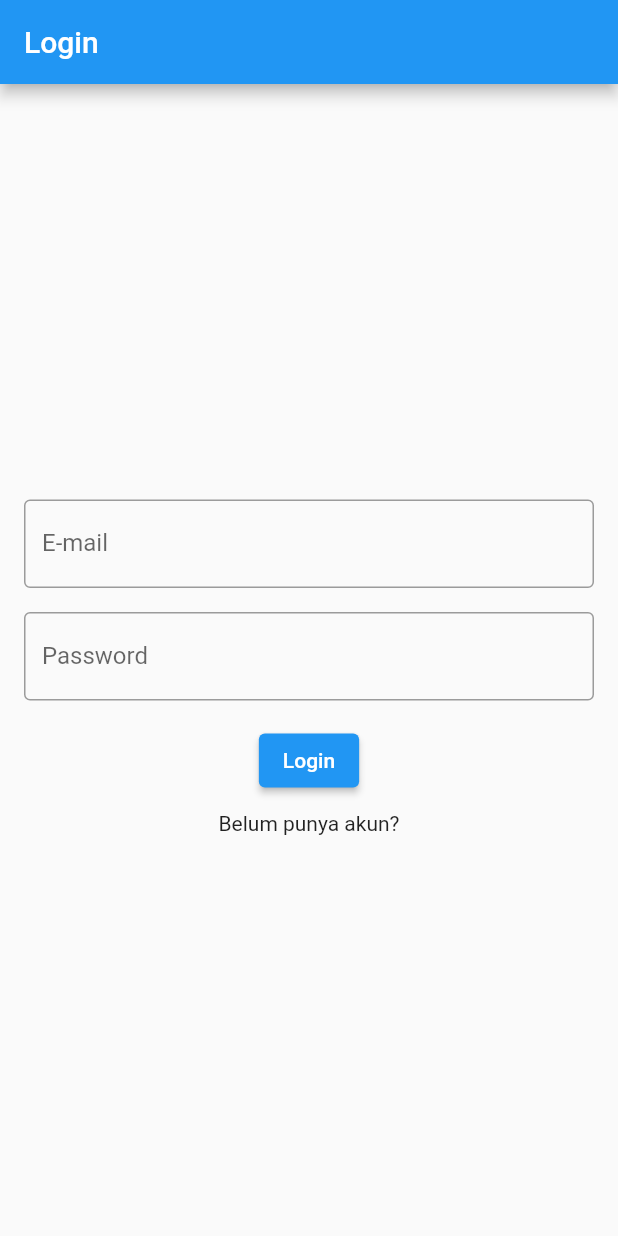
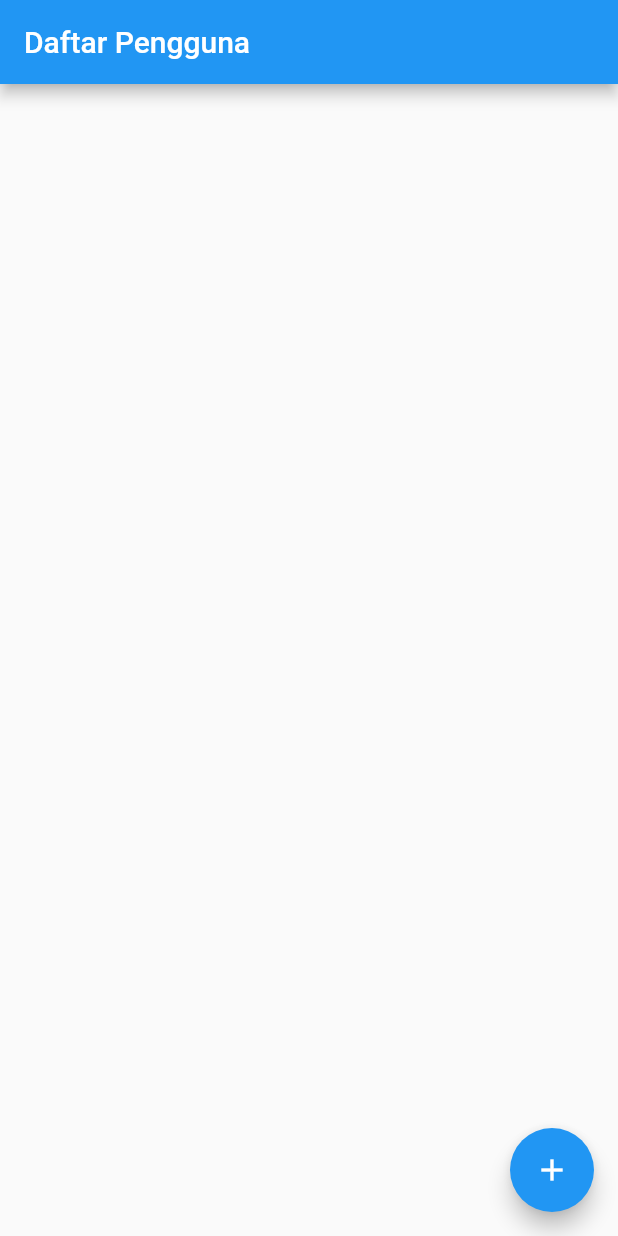
Before and after one commit to afifudin24/FinalProjectPMO-OK, a Flutter app: the screen it shows after launch, on a phone screen of 412 x 824 dp. Run offline on Flutter 3.47's test engine with Material 2 defaults, Android fonts, the light colour scheme and no system bars; our stand-ins replace animated_splash_screen, charts_flutter, cloud_firestore, firebase_auth, firebase_core, google_fonts and 1 more; missing offline and left inert: dart:js; accounts and stored records are empty.

Commit message:
Testing Fetch Data Toko  | Afif Fixes #39

```diff
--- /dev/null
+++ b/lib/Class/TokoClass.dart
@@ -0,0 +1,35 @@
+import '../ClassService.dart/TokoService.dart';
+
+class Toko {
+  String idtoko;
+  String email;
+  String namatoko;
+  String mottotoko;
+  int status;
+
+  Toko(
+      {required this.idtoko,
+      required this.email,
+      required this.namatoko,
+      required this.mottotoko,
+      required this.status});
+  Map<String, dynamic> toMap() {
+    return {
+      'idtoko': idtoko,
+      'email': email,
+      'namatoko': namatoko,
+      'mottotoko': mottotoko,
+      'status': status.toDouble()
+    };
+  }
+
+  factory Toko.fromMap(Map<String, dynamic> map) {
+    return Toko(
+      idtoko: map['idtoko'],
+      email: map['email'],
+      namatoko: map['namatoko'],
+      mottotoko: map['mottotoko'],
+      status: map['status'].toDouble(),
+    );
+  }
+}
--- /dev/null
+++ b/lib/Layout/TokoList.dart
@@ -0,0 +1,66 @@
+import 'package:flutter/cupertino.dart';
+import 'package:flutter/material.dart';
+import 'package:kasir_euy/ClassService.dart/TokoService.dart';
+
+import '../Class/TokoClass.dart';
+
+class CrudToko extends StatefulWidget {
+  const CrudToko({super.key});
+
+  @override
+  State<CrudToko> createState() => _CrudTokoState();
+}
+
+class _CrudTokoState extends State<CrudToko> {
+  TokoService controller = TokoService();
+  List<Toko> _toko = [];
+
+  @override
+  void initState() {
+    super.initState();
+    _loadUsers();
+    print("OK");
+  }
+
+  Future<void> _loadUsers() async {
+    print("lah");
+    List<Toko> tokos = await controller.getItems();
+    setState(() {
+      _toko = tokos;
+    });
+  }
+
+  @override
+  Widget build(BuildContext context) {
+    String? nullableValue = null; // Replace `null` with your actual value
+    String nonNullableValue = nullableValue != null ? nullableValue : '';
+    return Scaffold(
+      appBar: AppBar(
+        title: Text('Daftar Pengguna'),
+      ),
+      body: ListView.builder(
+        itemCount: _toko.length,
+        itemBuilder: (context, index) {
+          Toko toko = _toko[index];
+          return ListTile(
+            title: Text(toko.idtoko),
+            subtitle: Text(toko.namatoko),
+            trailing: IconButton(
+              icon: Icon(Icons.delete),
+              onPressed: () {
+                controller.deleteItem(toko.idtoko);
+                _loadUsers();
+              },
+            ),
+          );
+        },
+      ),
+      floatingActionButton: FloatingActionButton(
+        child: Icon(Icons.add),
+        onPressed: () {
+          print("OK");
+        },
+      ),
+    );
+  }
+}
--- a/lib/Proses/CekProfil.dart
+++ b/lib/Proses/CekProfil.dart
@@ -28,6 +28,7 @@ class _CekState extends State<Cek> {
           .collection('toko')
           .where('email', isEqualTo: currentUser!.email)
           .get();
+
       if (querySnapshot.docs.isNotEmpty) {
         // Data ditemukan dalam koleksi
         Navigator.pushReplacementNamed(context, '/home');
--- a/lib/main.dart
+++ b/lib/main.dart
@@ -10,6 +10,7 @@ import 'package:firebase_core/firebase_core.dart';
 import 'package:google_fonts/google_fonts.dart';
 import 'package:kasir_euy/Layout/HomeScreen.dart';
 import 'package:kasir_euy/Layout/Registerpage.dart';
+import 'package:kasir_euy/Layout/TokoList.dart';
 import 'package:kasir_euy/Layout/TransaksiPage.dart';
 import 'package:shared_preferences/shared_preferences.dart';
 import 'Layout/LoginPage.dart';
@@ -25,7 +26,6 @@ Future<void> saveLoginStatus(bool isLoggedIn) async {
   SharedPreferences prefs = await SharedPreferences.getInstance();
   prefs.setBool('isLoggedIn', isLoggedIn);
 }
-
 
 Future<bool> checkLoginStatus() async {
   SharedPreferences prefs = await SharedPreferences.getInstance();
@@ -67,7 +67,6 @@ void main(List<String> args) async {
   bool isLoggedIn = await checkLoginStatus();
 
   runApp(MyApp(isLoggedIn: isLoggedIn));
-
 }
 
 class MyApp extends StatelessWidget {
@@ -78,49 +77,51 @@ class MyApp extends StatelessWidget {
   @override
   Widget build(BuildContext context) {
     return MaterialApp(
-        debugShowCheckedModeBanner: false,
-        home: AnimatedSplashScreen(
-          splashIconSize: MediaQuery.of(context).size.height,
-          splash: Scaffold(
-            resizeToAvoidBottomInset: false,
-            extendBody: true,
-            backgroundColor: Colors.transparent,
-            body: Center(
-              child: SingleChildScrollView(
-                child: Column(
-                  children: [
-                    Image.asset(
-                      "assets/image/logo.png",
-                      height: 200,
-                      width: 200,
-                    ),
-                    SizedBox(
-                      height: 20,
-                    ),
-                    Text(
-                      "KASIR-EUY",
-                      style: GoogleFonts.montserrat(
-                          fontSize: 24, color: Colors.white),
-                    ),
-                    SizedBox(
-                      height: 20,
-                    ),
-                    CircularProgressIndicator(
-                      color: Colors.grey,
-                    ),
-                  ],
-                ),
-              ),
-            ),
-          ),
-          // Ganti dengan path gambar splash screen Anda
-          nextScreen: Tentukan(
-            isLoggedIn: isLoggedIn,
-          ), // Ganti dengan widget berikutnya setelah splash screen selesai
-          splashTransition: SplashTransition.fadeTransition,
-          backgroundColor: Color.fromRGBO(33, 64, 100, 1),
-          duration: 3000, // Durasi tampilan splash screen dalam milidetik,
-        ));
+      debugShowCheckedModeBanner: false,
+      home: CrudToko(),
+      // home: AnimatedSplashScreen(
+      //   splashIconSize: MediaQuery.of(context).size.height,
+      //   splash: Scaffold(
+      //     resizeToAvoidBottomInset: false,
+      //     extendBody: true,
+      //     backgroundColor: Colors.transparent,
+      //     body: Center(
+      //       child: SingleChildScrollView(
+      //         child: Column(
+      //           children: [
+      //             Image.asset(
+      //               "assets/image/logo.png",
+      //               height: 200,
+      //               width: 200,
+      //             ),
+      //             SizedBox(
+      //               height: 20,
+      //             ),
+      //             Text(
+      //               "KASIR-EUY",
+      //               style: GoogleFonts.montserrat(
+      //                   fontSize: 24, color: Colors.white),
+      //             ),
+      //             SizedBox(
+      //               height: 20,
+      //             ),
+      //             CircularProgressIndicator(
+      //               color: Colors.grey,
+      //             ),
+      //           ],
+      //         ),
+      //       ),
+      //     ),
+      //   ),
+      //   // Ganti dengan path gambar splash screen Anda
+      //   nextScreen: Tentukan(
+      //     isLoggedIn: isLoggedIn,
+      //   ), // Ganti dengan widget berikutnya setelah splash screen selesai
+      //   splashTransition: SplashTransition.fadeTransition,
+      //   backgroundColor: Color.fromRGBO(33, 64, 100, 1),
+      //   duration: 3000, // Durasi tampilan splash screen dalam milidetik,
+      // ));
+    );
   }
 }
 
```
Also changed, not shown: lib/ClassService.dart/TokoService.dart (added, +31 -0 lines).
